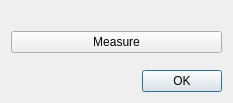
First picture: the form in Software/PC_Application/VNA/Deembedding/twothrudialog.ui, repository jankae/LibreVNA, before the edit.
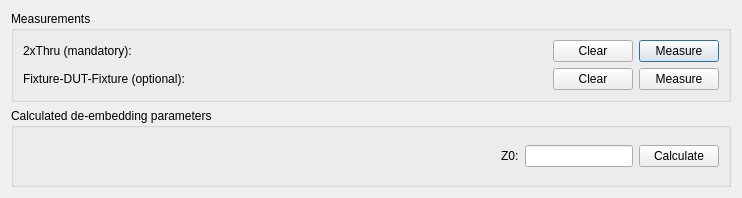
Second picture: the form after the edit. Custom widgets are drawn as their Qt base class.

Commit message: optional 2xthru impedance correction

```diff
--- a/Software/PC_Application/VNA/Deembedding/twothrudialog.ui
+++ b/Software/PC_Application/VNA/Deembedding/twothrudialog.ui
@@ -9,8 +9,8 @@
    <rect>
     <x>0</x>
     <y>0</y>
-    <width>233</width>
-    <height>103</height>
+    <width>742</width>
+    <height>198</height>
    </rect>
   </property>
   <property name="windowTitle">
@@ -21,41 +21,112 @@
   </property>
   <layout class="QVBoxLayout" name="verticalLayout">
    <item>
-    <widget class="QLabel" name="lInfo">
-     <property name="text">
-      <string/>
+    <widget class="QGroupBox" name="groupBox">
+     <property name="title">
+      <string>Measurements</string>
      </property>
+     <layout class="QGridLayout" name="gridLayout" columnstretch="0,1,0,0" columnminimumwidth="0,0,0,0">
+      <item row="0" column="0">
+       <widget class="QLabel" name="label">
+        <property name="text">
+         <string>2xThru (mandatory):</string>
+        </property>
+       </widget>
+      </item>
+      <item row="1" column="0">
+       <widget class="QLabel" name="label_2">
+        <property name="text">
+         <string>Fixture-DUT-Fixture (optional):</string>
+        </property>
+       </widget>
+      </item>
+      <item row="0" column="3">
+       <widget class="QPushButton" name="bMeasure">
+        <property name="text">
+         <string>Measure</string>
+        </property>
+       </widget>
+      </item>
+      <item row="0" column="1">
+       <widget class="QLabel" name="l2xthru">
+        <property name="text">
+         <string/>
+        </property>
+       </widget>
+      </item>
+      <item row="1" column="1">
+       <widget class="QLabel" name="lDUT">
+        <property name="text">
+         <string/>
+        </property>
+       </widget>
+      </item>
+      <item row="1" column="3">
+       <widget class="QPushButton" name="bMeasureDUT">
+        <property name="text">
+         <string>Measure</string>
+        </property>
+       </widget>
+      </item>
+      <item row="0" column="2">
+       <widget class="QPushButton" name="bClear">
+        <property name="text">
+         <string>Clear</string>
+        </property>
+       </widget>
+      </item>
+      <item row="1" column="2">
+       <widget class="QPushButton" name="bClearDUT">
+        <property name="text">
+         <string>Clear</string>
+        </property>
+       </widget>
+      </item>
+     </layout>
     </widget>
    </item>
    <item>
-    <widget class="QPushButton" name="bMeasure">
-     <property name="text">
-      <string>Measure</string>
+    <widget class="QGroupBox" name="groupBox_2">
+     <property name="title">
+      <string>Calculated de-embedding parameters</string>
      </property>
-    </widget>
-   </item>
-   <item>
-    <spacer name="verticalSpacer">
-     <property name="orientation">
-      <enum>Qt::Vertical</enum>
-     </property>
-     <property name="sizeHint" stdset="0">
-      <size>
-       <width>20</width>
-       <height>40</height>
-      </size>
-     </property>
-    </spacer>
-   </item>
-   <item>
-    <widget class="QDialogButtonBox" name="buttonBox">
-     <property name="standardButtons">
-      <set>QDialogButtonBox::Ok</set>
-     </property>
+     <layout class="QHBoxLayout" name="horizontalLayout" stretch="1,0,0,0">
+      <item>
+       <widget class="QLabel" name="lPoints">
+        <property name="text">
+         <string/>
+        </property>
+       </widget>
+      </item>
+      <item>
+       <widget class="QLabel" name="lZ0">
+        <property name="text">
+         <string>Z0:</string>
+        </property>
+       </widget>
+      </item>
+      <item>
+       <widget class="SIUnitEdit" name="Z0"/>
+      </item>
+      <item>
+       <widget class="QPushButton" name="bCalc">
+        <property name="text">
+         <string>Calculate</string>
+        </property>
+       </widget>
+      </item>
+     </layout>
     </widget>
    </item>
   </layout>
  </widget>
+ <customwidgets>
+  <customwidget>
+   <class>SIUnitEdit</class>
+   <extends>QLineEdit</extends>
+   <header>CustomWidgets/siunitedit.h</header>
+  </customwidget>
+ </customwidgets>
  <resources/>
  <connections/>
 </ui>
```
The commit also changes 13 other files.
